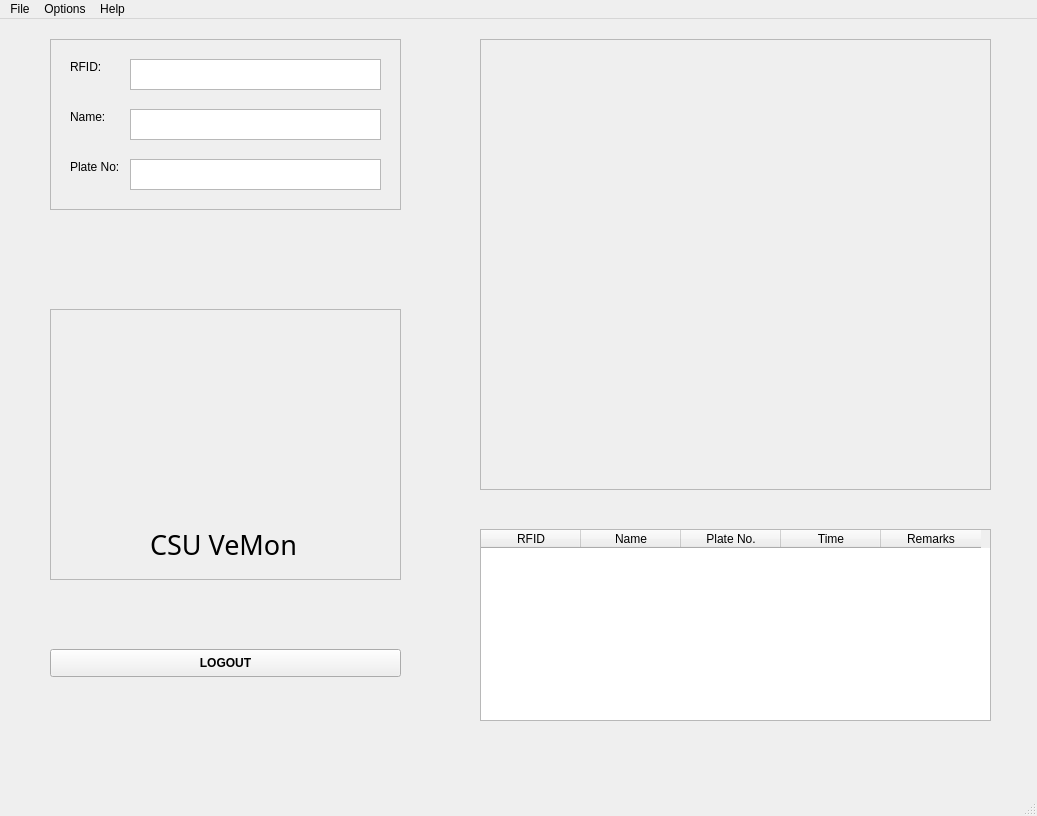
The window that ui/Main.ui (AlienWolfX/CSU-RFID-PYQT6) describes before a commit, drawn with Qt 5.
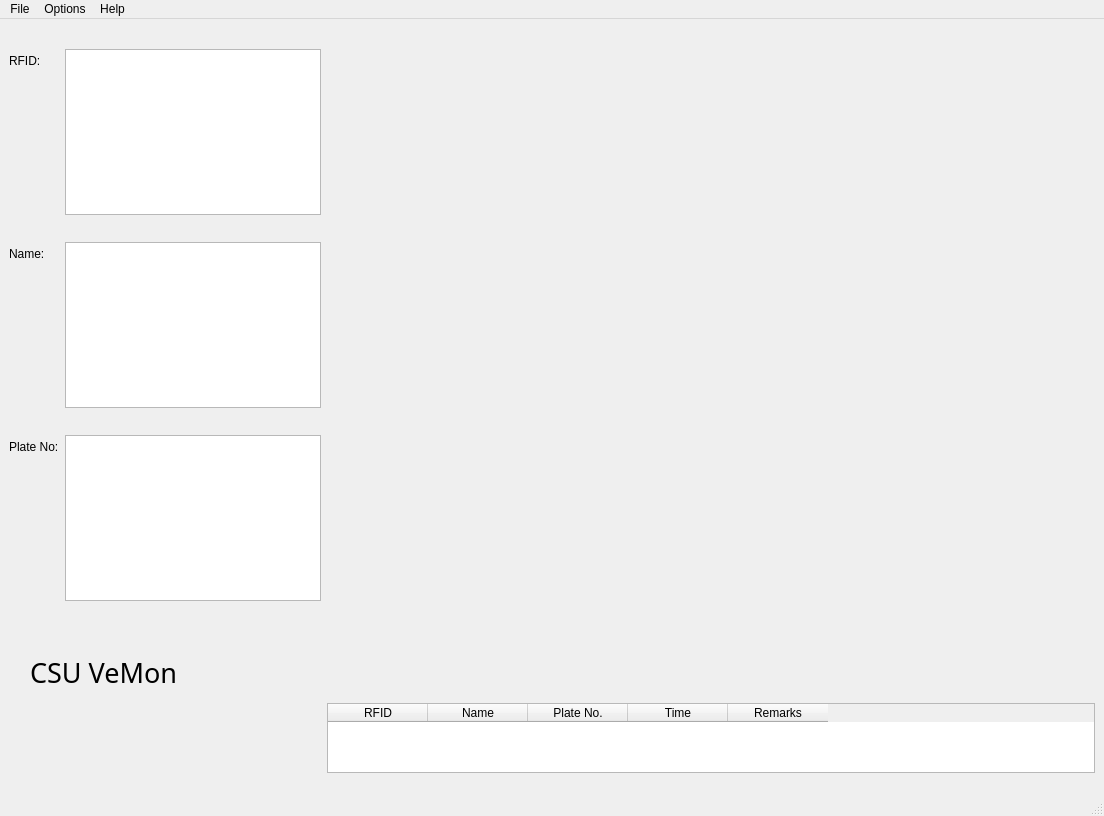
The same window after the commit. Icons and pictures are not drawn.

Commit message: ✨feature: add Logout action to File menu with shortcut and toolbar integration

```diff
--- a/ui/Main.ui
+++ b/ui/Main.ui
@@ -6,7 +6,7 @@
    <rect>
     <x>0</x>
     <y>0</y>
-    <width>1037</width>
+    <width>1104</width>
     <height>816</height>
    </rect>
   </property>
@@ -18,302 +18,316 @@
     <normaloff>../images/csuLogo.png</normaloff>../images/csuLogo.png</iconset>
   </property>
   <widget class="QWidget" name="centralwidget">
-   <widget class="QTableWidget" name="tableLogs">
-    <property name="enabled">
-     <bool>true</bool>
-    </property>
-    <property name="geometry">
-     <rect>
-      <x>480</x>
-      <y>510</y>
-      <width>511</width>
-      <height>192</height>
-     </rect>
-    </property>
-    <property name="minimumSize">
-     <size>
-      <width>511</width>
-      <height>0</height>
-     </size>
-    </property>
-    <property name="sizeAdjustPolicy">
-     <enum>QAbstractScrollArea::AdjustToContentsOnFirstShow</enum>
-    </property>
-    <property name="showGrid">
-     <bool>true</bool>
-    </property>
-    <property name="wordWrap">
-     <bool>true</bool>
-    </property>
-    <property name="cornerButtonEnabled">
-     <bool>true</bool>
-    </property>
-    <attribute name="verticalHeaderHighlightSections">
-     <bool>true</bool>
-    </attribute>
-    <column>
-     <property name="text">
-      <string>RFID</string>
-     </property>
-    </column>
-    <column>
-     <property name="text">
-      <string>Name</string>
-     </property>
-    </column>
-    <column>
-     <property name="text">
-      <string>Plate No.</string>
-     </property>
-    </column>
-    <column>
-     <property name="text">
-      <string>Time</string>
-     </property>
-    </column>
-    <column>
-     <property name="text">
-      <string>Remarks</string>
-     </property>
-    </column>
-   </widget>
-   <widget class="QFrame" name="frameInfo">
-    <property name="enabled">
-     <bool>true</bool>
-    </property>
-    <property name="geometry">
-     <rect>
-      <x>50</x>
-      <y>20</y>
-      <width>351</width>
-      <height>171</height>
-     </rect>
-    </property>
-    <property name="frameShape">
-     <enum>QFrame::StyledPanel</enum>
-    </property>
-    <property name="frameShadow">
-     <enum>QFrame::Raised</enum>
-    </property>
-    <widget class="QTextEdit" name="plateValue">
-     <property name="enabled">
-      <bool>true</bool>
-     </property>
-     <property name="geometry">
-      <rect>
-       <x>80</x>
-       <y>120</y>
-       <width>251</width>
-       <height>31</height>
-      </rect>
-     </property>
-     <property name="acceptDrops">
-      <bool>false</bool>
-     </property>
-     <property name="readOnly">
-      <bool>true</bool>
-     </property>
-    </widget>
-    <widget class="QTextEdit" name="rfidValue">
-     <property name="enabled">
-      <bool>true</bool>
-     </property>
-     <property name="geometry">
-      <rect>
-       <x>80</x>
-       <y>20</y>
-       <width>251</width>
-       <height>31</height>
-      </rect>
-     </property>
-     <property name="acceptDrops">
-      <bool>false</bool>
-     </property>
-     <property name="readOnly">
-      <bool>true</bool>
-     </property>
-    </widget>
-    <widget class="QTextEdit" name="nameValue">
-     <property name="enabled">
-      <bool>true</bool>
-     </property>
-     <property name="geometry">
-      <rect>
-       <x>80</x>
-       <y>70</y>
-       <width>251</width>
-       <height>31</height>
-      </rect>
-     </property>
-     <property name="acceptDrops">
-      <bool>false</bool>
-     </property>
-     <property name="readOnly">
-      <bool>true</bool>
-     </property>
-    </widget>
-    <widget class="QLabel" name="nameLabel">
-     <property name="geometry">
-      <rect>
-       <x>20</x>
-       <y>70</y>
-       <width>55</width>
-       <height>16</height>
-      </rect>
-     </property>
-     <property name="text">
-      <string>Name:</string>
-     </property>
-    </widget>
-    <widget class="QLabel" name="rfidLabel">
-     <property name="geometry">
-      <rect>
-       <x>20</x>
-       <y>20</y>
-       <width>55</width>
-       <height>16</height>
-      </rect>
-     </property>
-     <property name="text">
-      <string>RFID:</string>
-     </property>
-    </widget>
-    <widget class="QLabel" name="plateLabel">
-     <property name="geometry">
-      <rect>
-       <x>20</x>
-       <y>120</y>
-       <width>55</width>
-       <height>16</height>
-      </rect>
-     </property>
-     <property name="text">
-      <string>Plate No:</string>
-     </property>
-    </widget>
-   </widget>
-   <widget class="QFrame" name="framePicture">
-    <property name="geometry">
-     <rect>
-      <x>480</x>
-      <y>20</y>
-      <width>511</width>
-      <height>451</height>
-     </rect>
-    </property>
-    <property name="frameShape">
-     <enum>QFrame::StyledPanel</enum>
-    </property>
-    <property name="frameShadow">
-     <enum>QFrame::Raised</enum>
-    </property>
-    <widget class="QLabel" name="userPhoto">
-     <property name="geometry">
-      <rect>
-       <x>10</x>
-       <y>10</y>
-       <width>491</width>
-       <height>431</height>
-      </rect>
-     </property>
-     <property name="text">
-      <string/>
-     </property>
-     <property name="scaledContents">
-      <bool>true</bool>
-     </property>
-    </widget>
-   </widget>
-   <widget class="QFrame" name="frameCSU">
-    <property name="geometry">
-     <rect>
-      <x>50</x>
-      <y>290</y>
-      <width>351</width>
-      <height>271</height>
-     </rect>
-    </property>
-    <property name="frameShape">
-     <enum>QFrame::StyledPanel</enum>
-    </property>
-    <property name="frameShadow">
-     <enum>QFrame::Raised</enum>
-    </property>
-    <widget class="QLabel" name="csuLogo">
-     <property name="geometry">
-      <rect>
-       <x>90</x>
-       <y>20</y>
-       <width>171</width>
-       <height>171</height>
-      </rect>
-     </property>
-     <property name="lineWidth">
-      <number>0</number>
-     </property>
-     <property name="text">
-      <string/>
-     </property>
-     <property name="pixmap">
-      <pixmap>../images/csuLogo.png</pixmap>
-     </property>
-     <property name="scaledContents">
-      <bool>true</bool>
-     </property>
-    </widget>
-    <widget class="QLabel" name="csuLabel">
-     <property name="geometry">
-      <rect>
-       <x>100</x>
-       <y>220</y>
-       <width>191</width>
-       <height>31</height>
-      </rect>
-     </property>
-     <property name="font">
-      <font>
-       <family>MS Reference Sans Serif</family>
-       <pointsize>20</pointsize>
-      </font>
-     </property>
-     <property name="text">
-      <string>CSU VeMon</string>
-     </property>
-    </widget>
-   </widget>
-   <widget class="QPushButton" name="buttonLogout">
-    <property name="geometry">
-     <rect>
-      <x>50</x>
-      <y>630</y>
-      <width>351</width>
-      <height>28</height>
-     </rect>
-    </property>
-    <property name="font">
-     <font>
-      <weight>75</weight>
-      <bold>true</bold>
-     </font>
-    </property>
-    <property name="autoFillBackground">
-     <bool>false</bool>
-    </property>
-    <property name="text">
-     <string>LOGOUT</string>
-    </property>
-    <property name="icon">
-     <iconset>
-      <normaloff>../images/logoutIcon.png</normaloff>../images/logoutIcon.png</iconset>
-    </property>
-   </widget>
+   <layout class="QFormLayout" name="formLayout_2">
+    <item row="0" column="0">
+     <layout class="QFormLayout" name="formLayout">
+      <item row="0" column="1">
+       <spacer name="verticalSpacer_6">
+        <property name="orientation">
+         <enum>Qt::Vertical</enum>
+        </property>
+        <property name="sizeHint" stdset="0">
+         <size>
+          <width>20</width>
+          <height>40</height>
+         </size>
+        </property>
+       </spacer>
+      </item>
+      <item row="1" column="0">
+       <widget class="QLabel" name="rfidLabel">
+        <property name="text">
+         <string>RFID:</string>
+        </property>
+       </widget>
+      </item>
+      <item row="1" column="1">
+       <widget class="QTextEdit" name="rfidValue">
+        <property name="enabled">
+         <bool>true</bool>
+        </property>
+        <property name="sizePolicy">
+         <sizepolicy hsizetype="Preferred" vsizetype="Preferred">
+          <horstretch>0</horstretch>
+          <verstretch>0</verstretch>
+         </sizepolicy>
+        </property>
+        <property name="acceptDrops">
+         <bool>false</bool>
+        </property>
+        <property name="readOnly">
+         <bool>true</bool>
+        </property>
+       </widget>
+      </item>
+      <item row="2" column="1">
+       <spacer name="verticalSpacer_3">
+        <property name="orientation">
+         <enum>Qt::Vertical</enum>
+        </property>
+        <property name="sizeHint" stdset="0">
+         <size>
+          <width>20</width>
+          <height>40</height>
+         </size>
+        </property>
+       </spacer>
+      </item>
+      <item row="3" column="0">
+       <widget class="QLabel" name="nameLabel">
+        <property name="text">
+         <string>Name:</string>
+        </property>
+       </widget>
+      </item>
+      <item row="3" column="1">
+       <widget class="QTextEdit" name="nameValue">
+        <property name="enabled">
+         <bool>true</bool>
+        </property>
+        <property name="sizePolicy">
+         <sizepolicy hsizetype="Preferred" vsizetype="Preferred">
+          <horstretch>0</horstretch>
+          <verstretch>0</verstretch>
+         </sizepolicy>
+        </property>
+        <property name="acceptDrops">
+         <bool>false</bool>
+        </property>
+        <property name="readOnly">
+         <bool>true</bool>
+        </property>
+       </widget>
+      </item>
+      <item row="4" column="1">
+       <spacer name="verticalSpacer_4">
+        <property name="orientation">
+         <enum>Qt::Vertical</enum>
+        </property>
+        <property name="sizeHint" stdset="0">
+         <size>
+          <width>20</width>
+          <height>40</height>
+         </size>
+        </property>
+       </spacer>
+      </item>
+      <item row="5" column="0">
+       <widget class="QLabel" name="plateLabel">
+        <property name="text">
+         <string>Plate No:</string>
+        </property>
+       </widget>
+      </item>
+      <item row="5" column="1">
+       <widget class="QTextEdit" name="plateValue">
+        <property name="enabled">
+         <bool>true</bool>
+        </property>
+        <property name="sizePolicy">
+         <sizepolicy hsizetype="Preferred" vsizetype="Preferred">
+          <horstretch>0</horstretch>
+          <verstretch>0</verstretch>
+         </sizepolicy>
+        </property>
+        <property name="acceptDrops">
+         <bool>false</bool>
+        </property>
+        <property name="readOnly">
+         <bool>true</bool>
+        </property>
+       </widget>
+      </item>
+      <item row="6" column="1">
+       <spacer name="verticalSpacer_5">
+        <property name="orientation">
+         <enum>Qt::Vertical</enum>
+        </property>
+        <property name="sizeHint" stdset="0">
+         <size>
+          <width>20</width>
+          <height>40</height>
+         </size>
+        </property>
+       </spacer>
+      </item>
+     </layout>
+    </item>
+    <item row="0" column="1">
+     <layout class="QVBoxLayout" name="verticalLayout_2">
+      <item>
+       <widget class="QLabel" name="userPhoto">
+        <property name="text">
+         <string/>
+        </property>
+        <property name="scaledContents">
+         <bool>true</bool>
+        </property>
+       </widget>
+      </item>
+     </layout>
+    </item>
+    <item row="1" column="1">
+     <spacer name="verticalSpacer_2">
+      <property name="orientation">
+       <enum>Qt::Vertical</enum>
+      </property>
+      <property name="sizeHint" stdset="0">
+       <size>
+        <width>20</width>
+        <height>40</height>
+       </size>
+      </property>
+     </spacer>
+    </item>
+    <item row="2" column="0">
+     <layout class="QVBoxLayout" name="verticalLayout_3">
+      <item>
+       <widget class="QLabel" name="csuLogo">
+        <property name="maximumSize">
+         <size>
+          <width>200</width>
+          <height>200</height>
+         </size>
+        </property>
+        <property name="layoutDirection">
+         <enum>Qt::LeftToRight</enum>
+        </property>
+        <property name="lineWidth">
+         <number>0</number>
+        </property>
+        <property name="text">
+         <string/>
+        </property>
+        <property name="pixmap">
+         <pixmap>../images/csuLogo.png</pixmap>
+        </property>
+        <property name="scaledContents">
+         <bool>true</bool>
+        </property>
+        <property name="alignment">
+         <set>Qt::AlignCenter</set>
+        </property>
+       </widget>
+      </item>
+      <item>
+       <widget class="QLabel" name="csuLabel">
+        <property name="font">
+         <font>
+          <family>MS Reference Sans Serif</family>
+          <pointsize>20</pointsize>
+         </font>
+        </property>
+        <property name="text">
+         <string>   CSU VeMon</string>
+        </property>
+       </widget>
+      </item>
+     </layout>
+    </item>
+    <item row="2" column="1">
+     <spacer name="verticalSpacer">
+      <property name="orientation">
+       <enum>Qt::Vertical</enum>
+      </property>
+      <property name="sizeHint" stdset="0">
+       <size>
+        <width>20</width>
+        <height>40</height>
+       </size>
+      </property>
+     </spacer>
+    </item>
+    <item row="3" column="1">
+     <layout class="QVBoxLayout" name="verticalLayout"/>
+    </item>
+    <item row="4" column="1">
+     <widget class="QTableWidget" name="tableLogs">
+      <property name="enabled">
+       <bool>true</bool>
+      </property>
+      <property name="minimumSize">
+       <size>
+        <width>511</width>
+        <height>0</height>
+       </size>
+      </property>
+      <property name="sizeAdjustPolicy">
+       <enum>QAbstractScrollArea::AdjustToContentsOnFirstShow</enum>
+      </property>
+      <property name="showGrid">
+       <bool>true</bool>
+      </property>
+      <property name="wordWrap">
+       <bool>true</bool>
+      </property>
+      <property name="cornerButtonEnabled">
+       <bool>true</bool>
+      </property>
+      <attribute name="verticalHeaderHighlightSections">
+       <bool>true</bool>
+      </attribute>
+      <column>
+       <property name="text">
+        <string>RFID</string>
+       </property>
+      </column>
+      <column>
+       <property name="text">
+        <string>Name</string>
+       </property>
+      </column>
+      <column>
+       <property name="text">
+        <string>Plate No.</string>
+       </property>
+      </column>
+      <column>
+       <property name="text">
+        <string>Time</string>
+       </property>
+      </column>
+      <column>
+       <property name="text">
+        <string>Remarks</string>
+       </property>
+      </column>
+     </widget>
+    </item>
+    <item row="5" column="1">
+     <spacer name="verticalSpacer_7">
+      <property name="orientation">
+       <enum>Qt::Vertical</enum>
+      </property>
+      <property name="sizeHint" stdset="0">
+       <size>
+        <width>20</width>
+        <height>40</height>
+       </size>
+      </property>
+     </spacer>
+    </item>
+    <item row="6" column="1">
+     <spacer name="verticalSpacer_8">
+      <property name="orientation">
+       <enum>Qt::Vertical</enum>
+      </property>
+      <property name="sizeHint" stdset="0">
+       <size>
+        <width>20</width>
+        <height>40</height>
+       </size>
+      </property>
+     </spacer>
+    </item>
+   </layout>
   </widget>
   <widget class="QMenuBar" name="menubar">
    <property name="geometry">
     <rect>
      <x>0</x>
      <y>0</y>
-     <width>1037</width>
+     <width>1104</width>
      <height>21</height>
     </rect>
    </property>
```
Left out of the diff: 12 changed lines with no effect on the pictures. The commit also changes 4 other files.
